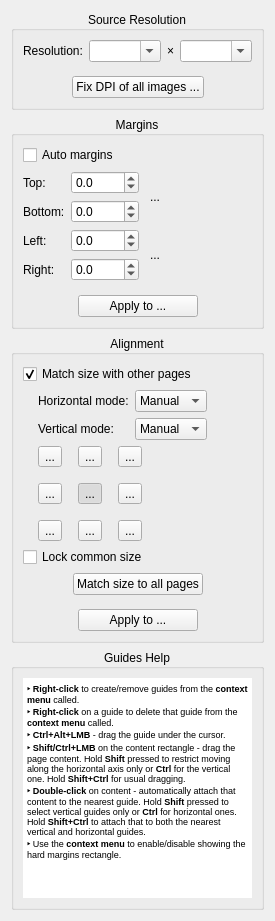
Above: src/core/filters/page_layout/OptionsWidget.ui from 2ndmax/scantailor-ocr before the change. Below: the same form after it.
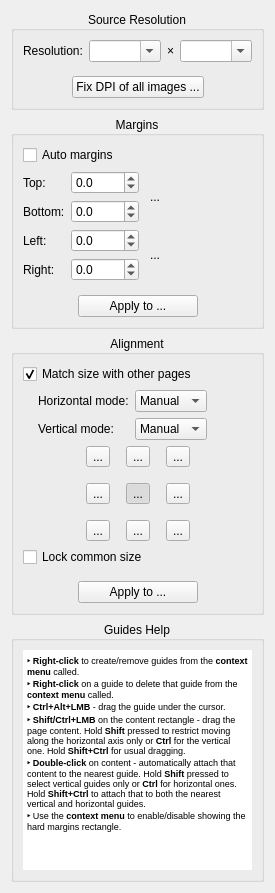
That is the form after the change. Icons and pictures are not drawn. Custom widgets are drawn as their Qt base class.

Commit message:
Alignment: remove "Match size to all pages", center the buttons
The button applied the whole alignment of the page (not only the matched
size) to all pages, like Apply to ... with all pages, and didn't store
the check box "Match size with other pages" for the current page. The
tooltip of Apply to ... now says what is applied. The nine alignment
buttons are centered.

What changed in the file:
```diff
--- a/src/core/filters/page_layout/OptionsWidget.ui
+++ b/src/core/filters/page_layout/OptionsWidget.ui
@@ -549,9 +549,19 @@
       </item>
       <item>
        <layout class="QHBoxLayout" name="horizontalLayout_4">
-        <property name="leftMargin">
-         <number>15</number>
-        </property>
+        <item>
+         <spacer name="alignmentButtonsSpacerLeft">
+          <property name="orientation">
+           <enum>Qt::Horizontal</enum>
+          </property>
+          <property name="sizeHint" stdset="0">
+           <size>
+            <width>1</width>
+            <height>1</height>
+           </size>
+          </property>
+         </spacer>
+        </item>
         <item>
          <layout class="QGridLayout" name="gridLayout_2">
           <property name="spacing">
@@ -794,52 +804,6 @@
         </property>
        </widget>
       </item>
-      <item>
-       <layout class="QHBoxLayout" name="matchSizeToAllLayout">
-        <item>
-         <spacer name="matchSizeToAllSpacerLeft">
-          <property name="orientation">
-           <enum>Qt::Horizontal</enum>
-          </property>
-          <property name="sizeHint" stdset="0">
-           <size>
-            <width>1</width>
-            <height>1</height>
-           </size>
-          </property>
-         </spacer>
-        </item>
-        <item>
-         <widget class="QPushButton" name="matchSizeToAllBtn">
-          <property name="minimumSize">
-           <size>
-            <width>120</width>
-            <height>0</height>
-           </size>
-          </property>
-          <property name="text">
-           <string>Match size to all pages</string>
-          </property>
-          <property name="toolTip">
-           <string>Apply &quot;Match size with other pages&quot; to every page so they all share the same output size.</string>
-          </property>
-         </widget>
-        </item>
-        <item>
-         <spacer name="matchSizeToAllSpacerRight">
-          <property name="orientation">
-           <enum>Qt::Horizontal</enum>
-          </property>
-          <property name="sizeHint" stdset="0">
-           <size>
-            <width>1</width>
-            <height>1</height>
-           </size>
-          </property>
-         </spacer>
-        </item>
-       </layout>
-      </item>
       <item>
        <layout class="QHBoxLayout" name="horizontalLayout_6">
         <property name="topMargin">
```
Left out of the diff: 2 changed lines with no effect on the pictures. The commit also changes 11 other files.
